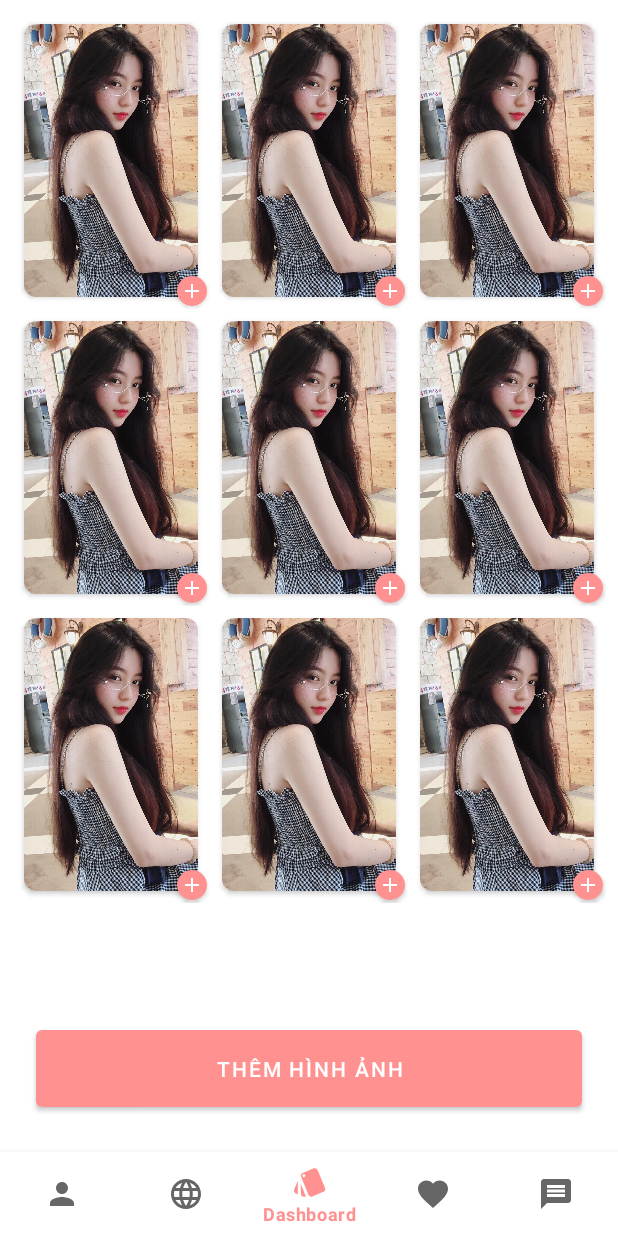
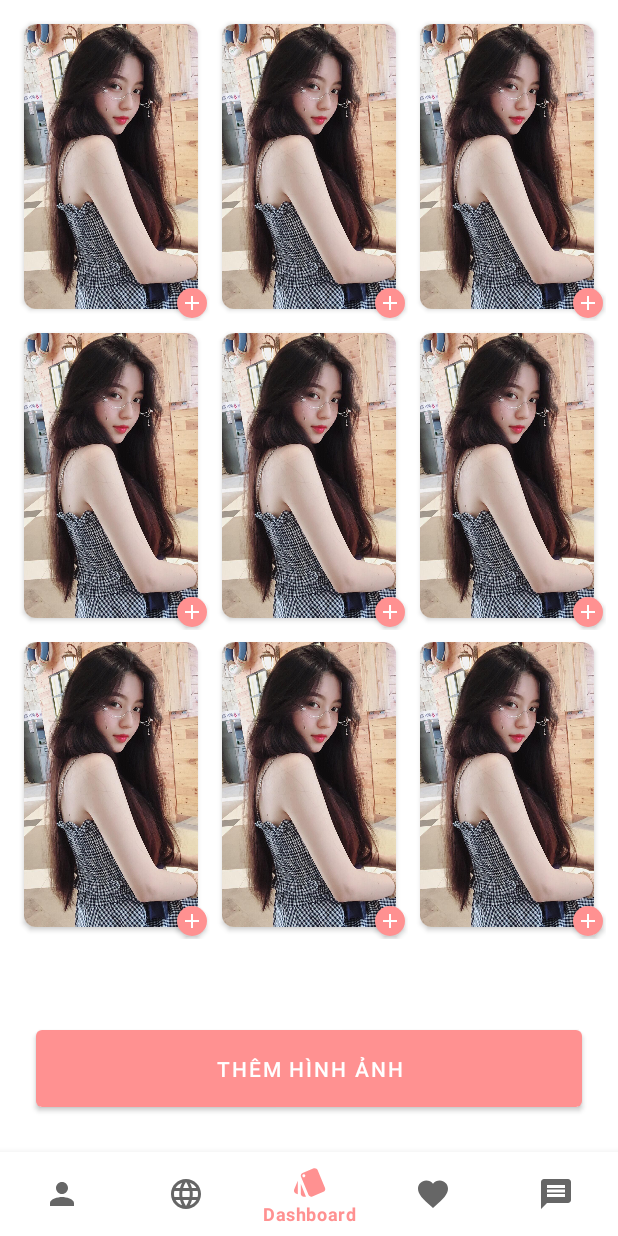
Before and after one commit to tranphunguyen98/DateMe, an Android app: the EditProfileFragment screen opened through its navigation route, on a phone screen of 412 x 824 dp. Run offline under Robolectric (Android 15) with nearby library versions, the phone set to English and light mode, and no system bars; our stand-ins replace Dagger/Hilt's generated code, Firebase (no records; nobody signed in at launch, a user with empty details on screens opened directly), data binding, navigation-ui; libraries missing offline, so code that uses them is left out: com.yuyakaido.android; Roboto replaces fonts that are not available here; 5 statements that could not run were skipped.

Commit message:
fix (EditProfile): not displayed when getting the height = wrapContent

```diff
--- a/app/src/main/java/phu/nguyen/dateme/ui/editProfile/ImageEditProfileAdapter.kt
+++ b/app/src/main/java/phu/nguyen/dateme/ui/editProfile/ImageEditProfileAdapter.kt
@@ -1,5 +1,7 @@
 package phu.nguyen.dateme.ui.editProfile
 
+import android.app.Activity
+import android.util.DisplayMetrics
 import android.view.LayoutInflater
 import android.view.ViewGroup
 import androidx.recyclerview.widget.RecyclerView
@@ -11,9 +13,13 @@ class ImageEditProfileAdapter(private val listImage: List<String>) : RecyclerVie
     override fun onCreateViewHolder(parent: ViewGroup, viewType: Int): ImageEditVH {
         val layoutInflater = LayoutInflater.from(parent.context)
         val binding = ItemImageEditProfileBinding.inflate(layoutInflater,parent, false)
-        val lp =
-            binding.root.layoutParams
-        lp.height = (parent.measuredHeight) / 4
+        val lp = binding.root.layoutParams
+
+        val displayMetrics = DisplayMetrics()
+        (parent.context as Activity).windowManager.defaultDisplay.getMetrics(displayMetrics)
+
+        lp.height = (displayMetrics.heightPixels) / 4
+
         binding.root.layoutParams = lp
         return ImageEditVH(binding)
     }
--- a/app/src/main/res/layout/edit_profile_fragment.xml
+++ b/app/src/main/res/layout/edit_profile_fragment.xml
@@ -10,13 +10,10 @@
     <androidx.recyclerview.widget.RecyclerView
         android:id="@+id/rc_images"
         android:layout_width="match_parent"
-        android:layout_height="match_parent"
-        android:layout_marginBottom="16dp"
-        app:layout_constraintBottom_toTopOf="@+id/btn_add_image"
+        android:layout_height="wrap_content"
         app:layout_constraintEnd_toEndOf="parent"
         app:layout_constraintStart_toStartOf="parent"
-        app:layout_constraintTop_toTopOf="parent"
-        app:layout_constraintVertical_bias="1.0">
+        app:layout_constraintTop_toTopOf="parent">
 
     </androidx.recyclerview.widget.RecyclerView>
 
```
